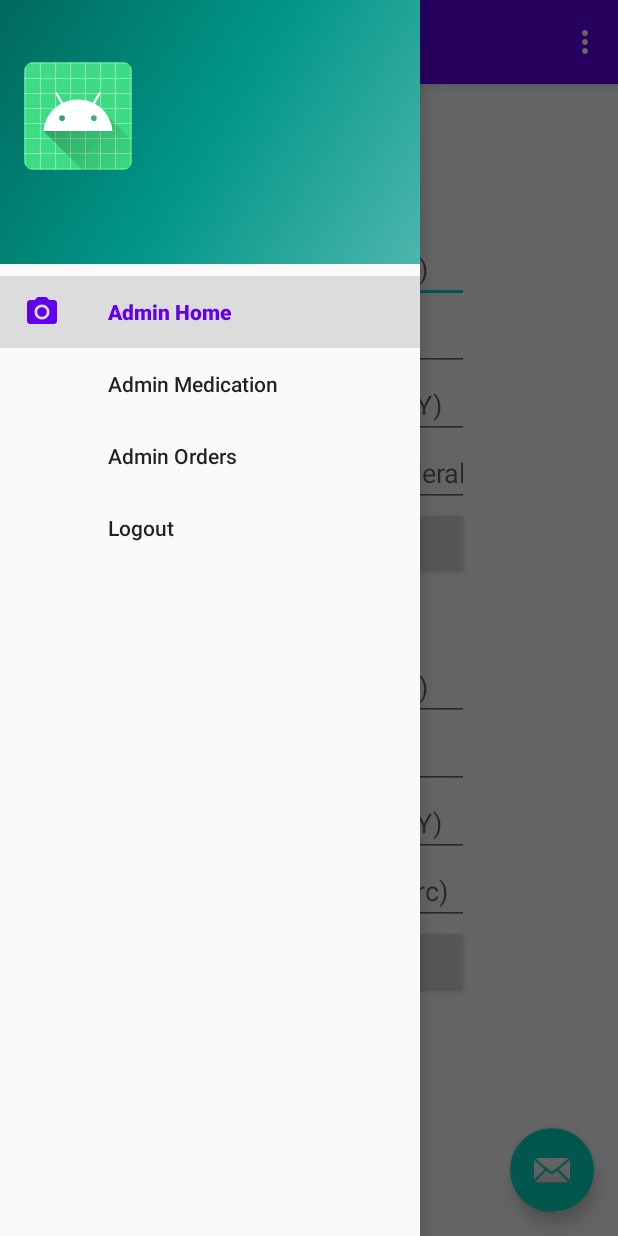
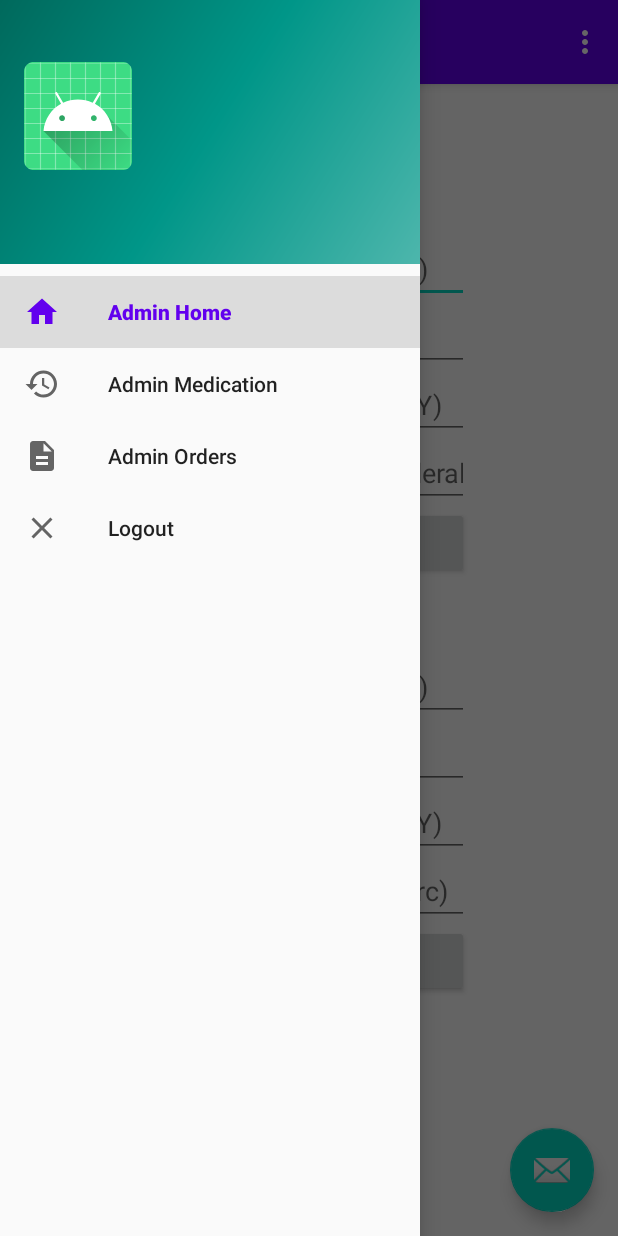
Before and after one commit to sfirooz2017/healthcarePortal, an Android app: the screen it shows after launch once a user with an empty profile is signed in (MainActivity), with the side drawer open, on a phone screen of 412 x 824 dp. Run offline under Robolectric (Android 15) with nearby library versions, the phone set to English and light mode, and no system bars; our stand-ins replace Firebase (no records; nobody signed in at launch, a user with empty details on screens opened directly), navigation-ui; 4 statements that could not run were skipped.

Commit message:
icons added

```diff
--- /dev/null
+++ b/app/src/main/res/drawable/ic_home.xml
@@ -0,0 +1,9 @@
+<vector xmlns:android="http://schemas.android.com/apk/res/android"
+        android:width="24dp"
+        android:height="24dp"
+        android:viewportWidth="24.0"
+        android:viewportHeight="24.0">
+    <path
+        android:fillColor="#FF000000"
+        android:pathData="M10,20v-6h4v6h5v-8h3L12,3 2,12h3v8z"/>
+</vector>
--- /dev/null
+++ b/app/src/main/res/drawable/ic_logout.xml
@@ -0,0 +1,9 @@
+<vector xmlns:android="http://schemas.android.com/apk/res/android"
+        android:width="24dp"
+        android:height="24dp"
+        android:viewportWidth="24.0"
+        android:viewportHeight="24.0">
+    <path
+        android:fillColor="#FF000000"
+        android:pathData="M19,6.41L17.59,5 12,10.59 6.41,5 5,6.41 10.59,12 5,17.59 6.41,19 12,13.41 17.59,19 19,17.59 13.41,12z"/>
+</vector>
--- /dev/null
+++ b/app/src/main/res/drawable/ic_orders.xml
@@ -0,0 +1,9 @@
+<vector xmlns:android="http://schemas.android.com/apk/res/android"
+        android:width="24dp"
+        android:height="24dp"
+        android:viewportWidth="24.0"
+        android:viewportHeight="24.0">
+    <path
+        android:fillColor="#FF000000"
+        android:pathData="M14,2L6,2c-1.1,0 -1.99,0.9 -1.99,2L4,20c0,1.1 0.89,2 1.99,2L18,22c1.1,0 2,-0.9 2,-2L20,8l-6,-6zM16,18L8,18v-2h8v2zM16,14L8,14v-2h8v2zM13,9L13,3.5L18.5,9L13,9z"/>
+</vector>
--- /dev/null
+++ b/app/src/main/res/drawable/ic_prescription.xml
@@ -0,0 +1,9 @@
+<vector xmlns:android="http://schemas.android.com/apk/res/android"
+        android:width="24dp"
+        android:height="24dp"
+        android:viewportWidth="24.0"
+        android:viewportHeight="24.0">
+    <path
+        android:fillColor="#FF000000"
+        android:pathData="M13,3c-4.97,0 -9,4.03 -9,9L1,12l3.89,3.89 0.07,0.14L9,12L6,12c0,-3.87 3.13,-7 7,-7s7,3.13 7,7 -3.13,7 -7,7c-1.93,0 -3.68,-0.79 -4.94,-2.06l-1.42,1.42C8.27,19.99 10.51,21 13,21c4.97,0 9,-4.03 9,-9s-4.03,-9 -9,-9zM12,8v5l4.28,2.54 0.72,-1.21 -3.5,-2.08L13.5,8L12,8z"/>
+</vector>
--- a/app/src/main/res/menu/activity_admin_main_drawer.xml
+++ b/app/src/main/res/menu/activity_admin_main_drawer.xml
@@ -6,16 +6,19 @@
     <group android:checkableBehavior="single">
         <item
             android:id="@+id/nav_admin_home"
-            android:icon="@drawable/ic_menu_camera"
+            android:icon="@drawable/ic_home"
             android:title="@string/menu_admin_home" />
         <item
             android:id="@+id/nav_admin_medication"
+            android:icon="@drawable/ic_prescription"
             android:title="@string/menu_admin_medication" />
         <item
             android:id="@+id/nav_admin_orders"
+            android:icon="@drawable/ic_orders"
             android:title="@string/menu_admin_orders" />
         <item
             android:id="@+id/logout"
+            android:icon="@drawable/ic_logout"
             android:title="@string/menu_logout" />
     </group>
 </menu>
--- a/app/src/main/res/menu/activity_user_main_drawer.xml
+++ b/app/src/main/res/menu/activity_user_main_drawer.xml
@@ -6,16 +6,19 @@
     <group android:checkableBehavior="single">
         <item
             android:id="@+id/nav_home"
-            android:icon="@drawable/ic_menu_camera"
+            android:icon="@drawable/ic_home"
             android:title="@string/menu_home" />
         <item
             android:id="@+id/nav_medication"
+            android:icon="@drawable/ic_prescription"
             android:title="@string/menu_medication" />
         <item
             android:id="@+id/nav_orders"
+            android:icon="@drawable/ic_orders"
             android:title="@string/menu_orders" />
         <item
             android:id="@+id/logout"
+            android:icon="@drawable/ic_logout"
             android:title="@string/menu_logout" />
     </group>
 </menu>
```
